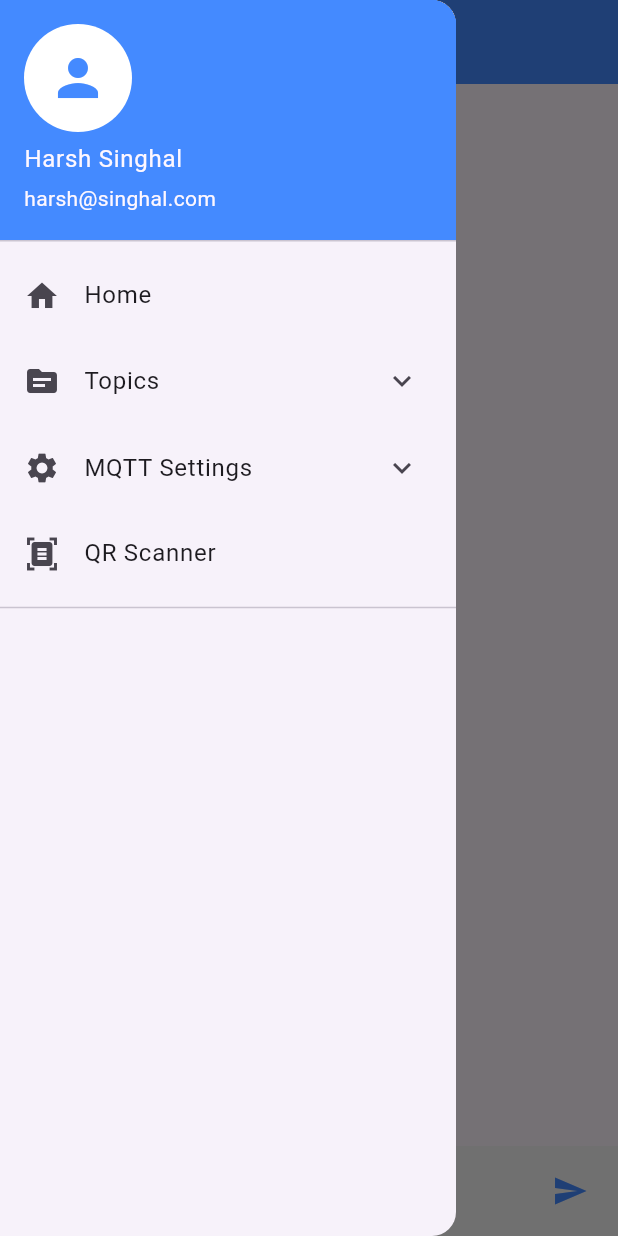
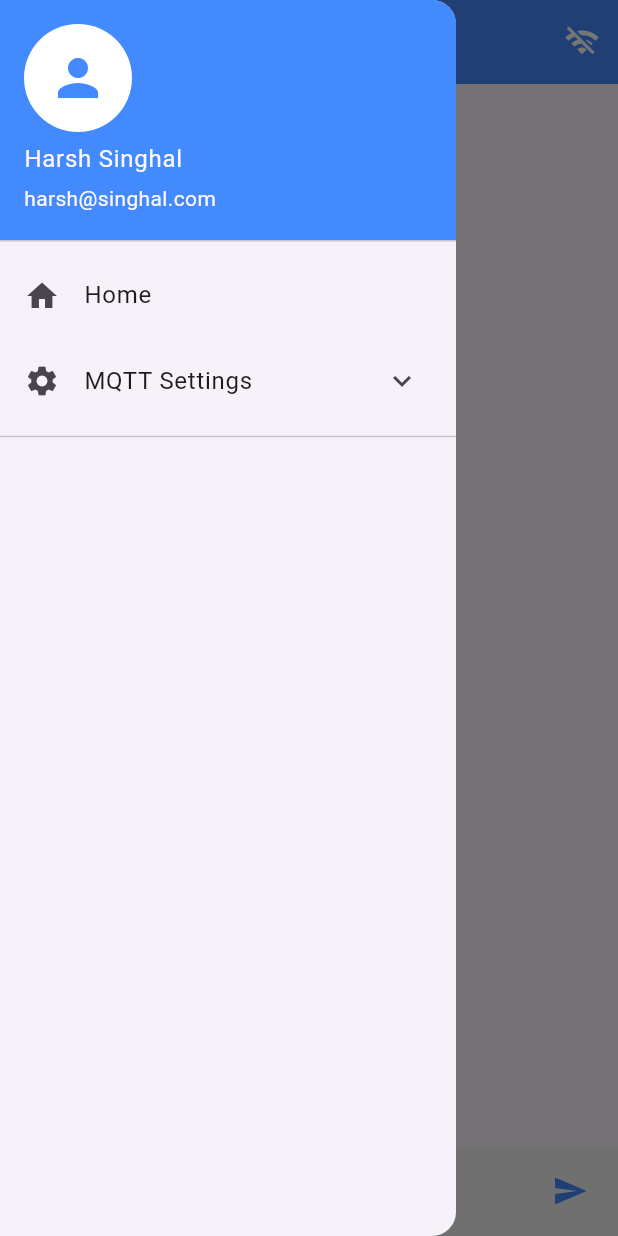
Before and after one commit to Harsh-har/MqqtApp, a Flutter app: the screen it shows after launch, with the side drawer open, on a phone screen of 412 x 824 dp. Run offline on Flutter 3.47's test engine with Material 3 defaults, Android fonts, the phone set to English and light mode, and no system bars; missing offline and left inert: mobile_scanner, mqtt_client, wifi_iot.

Commit message:
third update

```diff
--- a/lib/Home_Screen.dart
+++ b/lib/Home_Screen.dart
@@ -2,6 +2,7 @@ import 'package:flutter/material.dart';
 import 'package:mqtt_client/mqtt_client.dart';
 import 'package:mqtt_client/mqtt_server_client.dart';
 import 'NavigationDrawer_Screen.dart';
+
 
 class HomePage extends StatefulWidget {
   const HomePage({super.key});
@@ -19,12 +20,20 @@ class _HomePageState extends State<HomePage> {
   final TextEditingController brokerController = TextEditingController();
   final TextEditingController topicController = TextEditingController();
 
-
   MqttServerClient? client;
   bool isConnected = false;
 
+  final List<Map<String, dynamic>> messages = [];
 
-  final List<Map<String, dynamic>> messages = [];
+  @override
+  void initState() {
+    super.initState();
+    brokerController.text = 'test.mosquitto.org';
+    topicController.text = 'flutter/test';
+    usernameController.text = '';
+    passwordController.text = '';
+    connectMQTT();
+  }
 
   @override
   void dispose() {
@@ -37,7 +46,6 @@ class _HomePageState extends State<HomePage> {
     client?.disconnect();
     super.dispose();
   }
-
 
   Future<void> connectMQTT() async {
     final broker = brokerController.text.trim();
@@ -89,7 +97,6 @@ class _HomePageState extends State<HomePage> {
         setState(() {
           messages.add({"text": pt, "sentByMe": false});
         });
-
 
         Future.delayed(const Duration(milliseconds: 100), () {
           if (_scrollController.hasClients) {
@@ -152,12 +159,19 @@ class _HomePageState extends State<HomePage> {
       appBar: AppBar(
         title: const Text("MQTT Chat App"),
         backgroundColor: Colors.blueAccent,
+        actions: [
+          IconButton(
+            icon: Icon(isConnected ? Icons.wifi : Icons.wifi_off, color: Colors.white),
+            onPressed: connectMQTT,
+          )
+        ],
       ),
       drawer: AppDrawer(
         usernameController: usernameController,
         passwordController: passwordController,
         brokerController: brokerController,
         topicController: topicController,
+        onSave: connectMQTT,
       ),
       body: Column(
         children: [
--- a/lib/NavigationDrawer_Screen.dart
+++ b/lib/NavigationDrawer_Screen.dart
@@ -1,11 +1,11 @@
 import 'package:flutter/material.dart';
-import 'package:task/Qr_Screen.dart';
 
 class AppDrawer extends StatefulWidget {
   final TextEditingController usernameController;
   final TextEditingController passwordController;
   final TextEditingController brokerController;
   final TextEditingController topicController;
+  final VoidCallback onSave; // 🔹 callback for settings save
 
   const AppDrawer({
     super.key,
@@ -13,6 +13,7 @@ class AppDrawer extends StatefulWidget {
     required this.passwordController,
     required this.brokerController,
     required this.topicController,
+    required this.onSave,
   });
 
   @override
@@ -47,25 +48,6 @@ class _AppDrawerState extends State<AppDrawer> {
           ),
 
           ExpansionTile(
-            leading: const Icon(Icons.topic),
-            title: const Text("Topics"),
-            children: [
-              ListTile(
-                title: const Text("IN", style: TextStyle(color: Colors.green)),
-                onTap: () {
-                  Navigator.pop(context);
-                },
-              ),
-              ListTile(
-                title: const Text("OUT", style: TextStyle(color: Colors.red)),
-                onTap: () {
-                  Navigator.pop(context);
-                },
-              ),
-            ],
-          ),
-
-          ExpansionTile(
             leading: const Icon(Icons.settings),
             title: const Text("MQTT Settings"),
             children: [
@@ -87,6 +69,7 @@ class _AppDrawerState extends State<AppDrawer> {
                     labelText: "Password",
                     border: OutlineInputBorder(),
                   ),
+                  obscureText: true,
                 ),
               ),
               Padding(
@@ -113,23 +96,13 @@ class _AppDrawerState extends State<AppDrawer> {
                 padding: const EdgeInsets.symmetric(horizontal: 16, vertical: 8),
                 child: ElevatedButton(
                   onPressed: () {
-                    Navigator.pop(context); // Close drawer
+                    widget.onSave();
+                    Navigator.pop(context);
                   },
-                  child: const Text("Save Settings"),
+                  child: const Text("Save & Reconnect"),
                 ),
               ),
             ],
-          ),
-
-          ListTile(
-            leading: const Icon(Icons.document_scanner),
-            title: const Text("QR Scanner"),
-            onTap: () {
-              Navigator.push(
-                context,
-                MaterialPageRoute(builder: (context) => const QrScannerScreen()),
-              );
-            },
           ),
 
           const Divider(),
```
